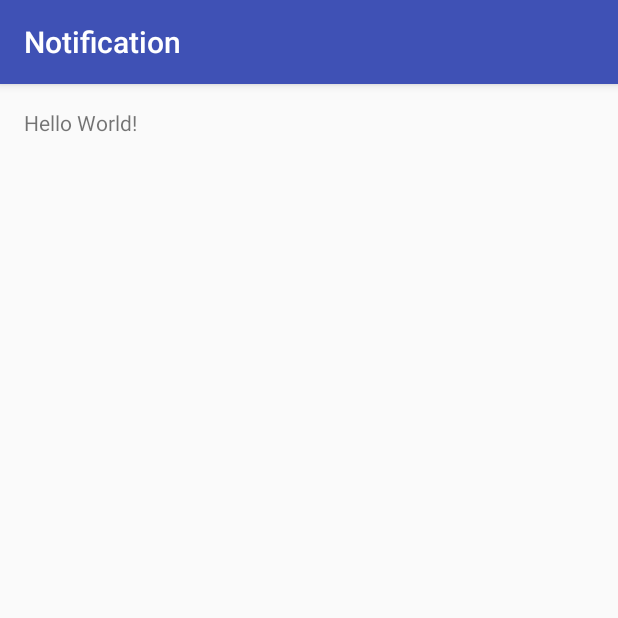
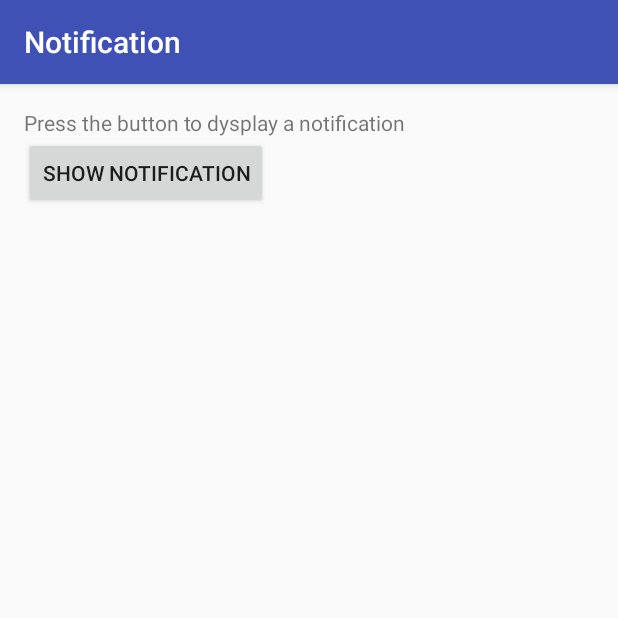
Before and after one commit to manuelmarpereira/Android, an Android app: the screen it shows after launch (NotificationActivity), on a phone screen of 412 x 824 dp, the top half of it. Run offline under Robolectric (Android 15) with nearby library versions, the light colour scheme and no system bars.

Commit message:
simple notification

```diff
--- a/Notification/app/src/main/res/layout/activity_notification.xml
+++ b/Notification/app/src/main/res/layout/activity_notification.xml
@@ -1,6 +1,7 @@
 <?xml version="1.0" encoding="utf-8"?>
-<RelativeLayout xmlns:android="http://schemas.android.com/apk/res/android"
+<LinearLayout xmlns:android="http://schemas.android.com/apk/res/android"
     xmlns:tools="http://schemas.android.com/tools"
+    android:orientation="vertical"
     android:layout_width="match_parent"
     android:layout_height="match_parent"
     android:paddingBottom="@dimen/activity_vertical_margin"
@@ -12,5 +13,12 @@
     <TextView
         android:layout_width="wrap_content"
         android:layout_height="wrap_content"
-        android:text="Hello World!" />
-</RelativeLayout>
+        android:text="Press the button to dysplay a notification" />
+
+    <Button
+        android:id="@+id/btn_show"
+        android:layout_width="wrap_content"
+        android:layout_height="wrap_content"
+        android:text="Show Notification"/>
+
+</LinearLayout>
```
Also changed, not shown: Notification/app/src/main/java/manmarper/com/notification/NotificationActivity.java (+25 -0 lines), Notification/app/src/main/res/drawable/location_ic.png (added).
